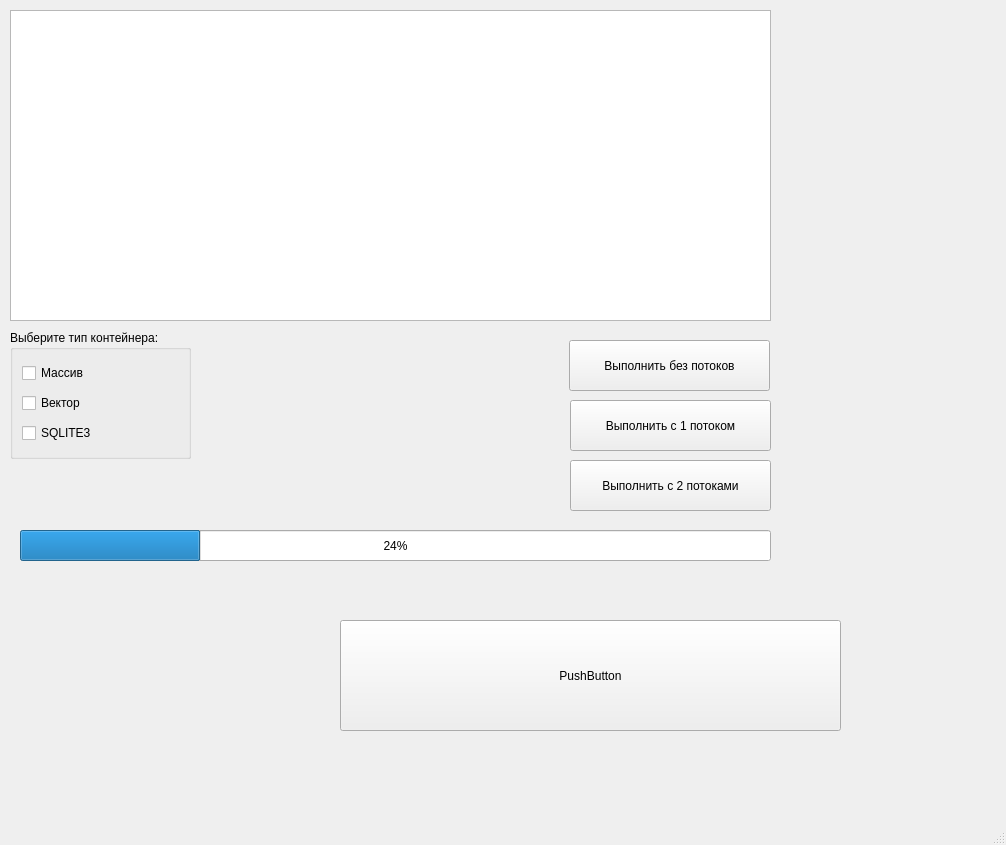
Old version of the form mainwindow.ui in the repository lzlaG/SQLITE_APP.
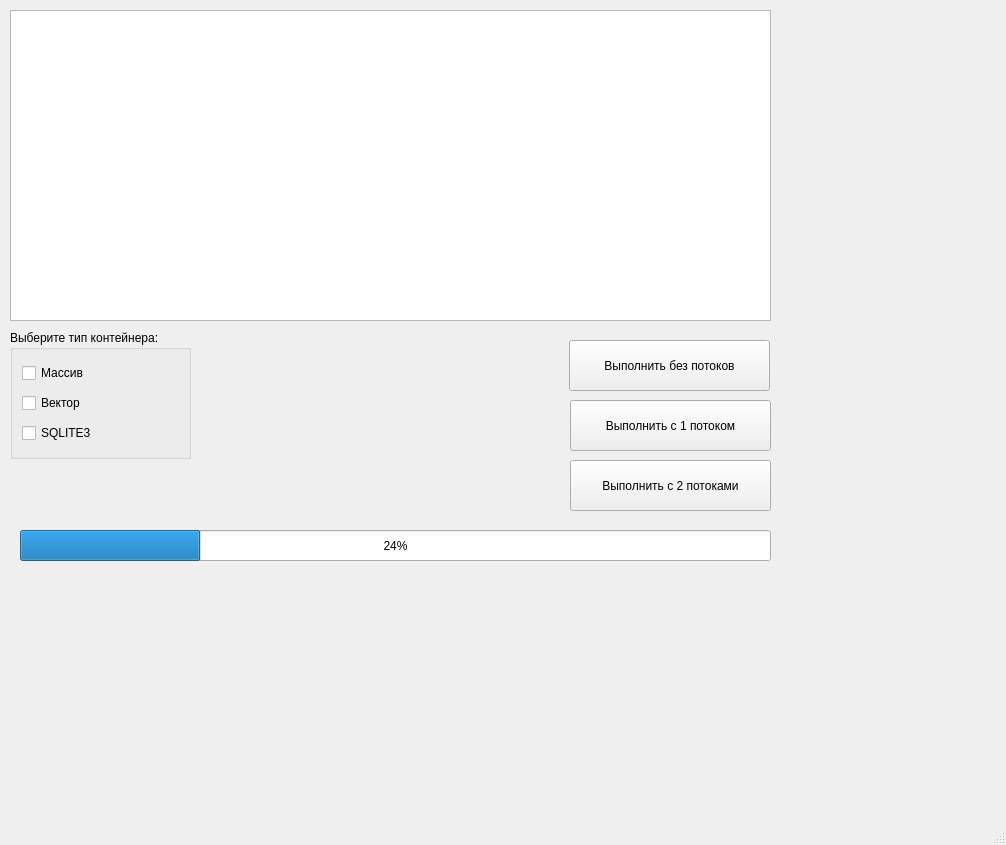
New version of the form.

Commit message: time label

Patch:
```diff
--- a/mainwindow.ui
+++ b/mainwindow.ui
@@ -112,19 +112,6 @@
      <string>Выполнить с 2 потоками</string>
     </property>
    </widget>
-   <widget class="QPushButton" name="debug">
-    <property name="geometry">
-     <rect>
-      <x>340</x>
-      <y>620</y>
-      <width>501</width>
-      <height>111</height>
-     </rect>
-    </property>
-    <property name="text">
-     <string>PushButton</string>
-    </property>
-   </widget>
    <widget class="QProgressBar" name="progressBar">
     <property name="geometry">
      <rect>
```
Left out of the diff: 13 changed lines with no effect on the pictures. The commit also changes 4 other files.
